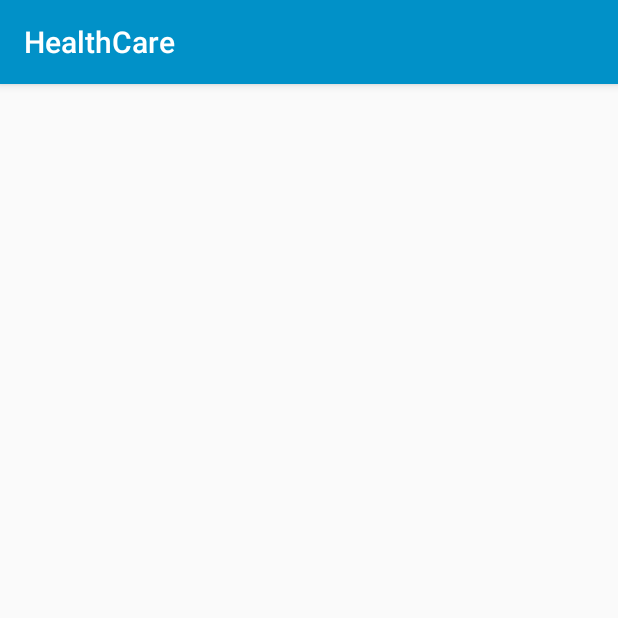
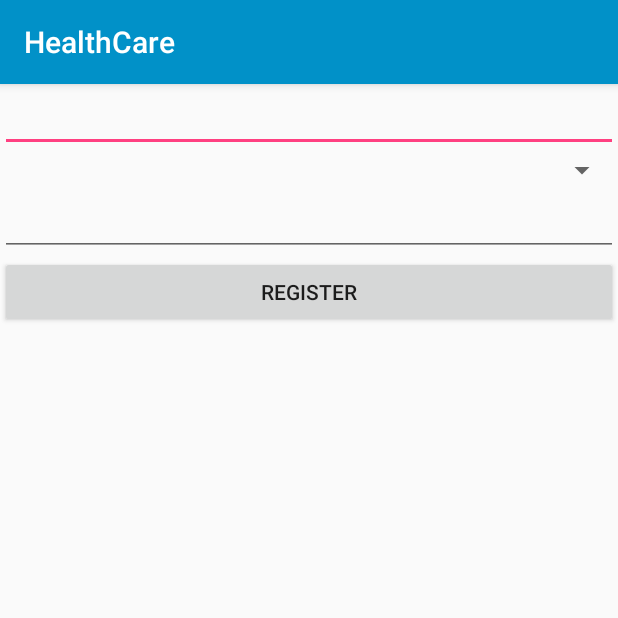
Before and after one commit to lakshay-chhikara/rajasthan_hackathon, an Android app: the screen it shows after launch (LoginActivity), on a phone screen of 412 x 824 dp, the top half of it. Run offline under Robolectric (Android 15) with nearby library versions, the phone set to English and light mode, and no system bars; our stand-ins replace ButterKnife.

Commit message:
first screen complete except for parsing

```diff
--- a/app/build.gradle
+++ b/app/build.gradle
@@ -30,5 +30,8 @@ dependencies {
     compile 'com.jakewharton:butterknife:8.5.1'
     annotationProcessor 'com.jakewharton:butterknife-compiler:8.5.1'
 
+    compile 'com.squareup.retrofit2:retrofit:2.2.0'
+    compile 'com.squareup.retrofit2:converter-scalars:2.2.0'
+
     testCompile 'junit:junit:4.12'
 }
--- a/app/src/main/AndroidManifest.xml
+++ b/app/src/main/AndroidManifest.xml
@@ -2,10 +2,7 @@
 <manifest xmlns:android="http://schemas.android.com/apk/res/android"
 		  package="com.example.healthcare">
 
-	<!-- To auto-complete the email text field in the login form with the user's emails -->
-	<uses-permission android:name="android.permission.GET_ACCOUNTS"/>
-	<uses-permission android:name="android.permission.READ_PROFILE"/>
-	<uses-permission android:name="android.permission.READ_CONTACTS"/>
+	<uses-permission android:name="android.permission.INTERNET"/>
 
 	<application
 		android:allowBackup="true"
--- a/app/src/main/java/com/example/healthcare/LoginActivity.java
+++ b/app/src/main/java/com/example/healthcare/LoginActivity.java
@@ -1,35 +1,80 @@
 package com.example.healthcare;
 
+import android.content.Intent;
 import android.os.Bundle;
-import android.os.PersistableBundle;
+import android.support.design.widget.Snackbar;
 import android.support.v7.app.AppCompatActivity;
 import android.text.Editable;
 import android.text.TextWatcher;
-import android.widget.TextView;
+import android.widget.ArrayAdapter;
+import android.widget.EditText;
+import android.widget.Spinner;
+
+import com.example.healthcare.activity.StaticContentActivity;
+import com.example.healthcare.services.BhamshahService;
+import com.example.healthcare.services.HealthCareService;
+
+import org.json.JSONArray;
+import org.json.JSONException;
+import org.json.JSONObject;
+
+import java.util.ArrayList;
+import java.util.List;
 
 import butterknife.BindView;
 import butterknife.ButterKnife;
+import butterknife.OnClick;
+import retrofit2.Call;
+import retrofit2.Callback;
+import retrofit2.Response;
+import retrofit2.Retrofit;
+import retrofit2.converter.scalars.ScalarsConverterFactory;
 
 public class LoginActivity extends AppCompatActivity {
 
-	@BindView(R.id.bhamshah_id_no)
-	TextView bhamshahIdNo;
+	@BindView(R.id.bhamashah_id_no)
+	EditText bhamashahIdNo;
 
 	@BindView(R.id.eligible_members)
-	TextView eligibleMembers;
+	Spinner eligibleMembers;
 
 	@BindView(R.id.pregnancy_weeks)
-	TextView pregnancyWeeks;
+	EditText pregnancyWeeks;
+
+	private Retrofit bhamashahRetrofit = new Retrofit.Builder()
+			.baseUrl("https://apitest.sewadwaar.rajasthan.gov.in")
+			.addConverterFactory(ScalarsConverterFactory.create())
+			.build();
+
+	private Retrofit healthCareRetrofit = new Retrofit.Builder()
+			.baseUrl("https://apitest.sewadwaar.rajasthan.gov.in")
+			.addConverterFactory(ScalarsConverterFactory.create())
+			.build();
+
+	private ArrayAdapter<String> eligibleMembersAdapter;
+
+	private String bhamashahId, dob, mId, pincode, address, name;
 
 	@Override
-	public void onCreate(Bundle savedInstanceState,
-			PersistableBundle persistentState) {
-		super.onCreate(savedInstanceState, persistentState);
+	public void onCreate(Bundle savedInstanceState) {
+		super.onCreate(savedInstanceState);
 		setContentView(R.layout.activity_login);
 
 		ButterKnife.bind(LoginActivity.this);
 
-		bhamshahIdNo.addTextChangedListener(
+		List<String> eligibleMembersList;
+		if (savedInstanceState != null) {
+			eligibleMembersList = new ArrayList<>();
+		} else {
+			eligibleMembersList = new ArrayList<>();
+		}
+		eligibleMembersAdapter = new ArrayAdapter<String>(
+				LoginActivity.this,
+				android.R.layout.simple_list_item_1,
+				android.R.id.text1,
+				eligibleMembersList);
+
+		bhamashahIdNo.addTextChangedListener(
 				new TextWatcher() {
 					@Override
 					public void beforeTextChanged(CharSequence s, int start,
@@ -43,8 +88,64 @@ public class LoginActivity extends AppCompatActivity {
 
 					@Override
 					public void afterTextChanged(Editable s) {
+						int bhamashahMaxLimit = getResources().getInteger(R.integer.bhamashah_max_limit);
+						if (s.length() == bhamashahMaxLimit) {
+							eligibleMembersAdapter.clear();
+							final String bhamashahIdNo = s.toString();
+							BhamshahService bhamashahService =
+									bhamashahRetrofit.create(BhamshahService.class);
+							bhamashahService.
+									getInfo(bhamashahIdNo).enqueue(
+									new Callback<String>() {
+										@Override
+										public void onResponse(Call<String> call, Response<String> response) {
+											try {
+												JSONObject resp = new JSONObject(response.body());
+												JSONArray members = resp.getJSONArray("family_Details");
+												for (int i = 0; i < members.length(); ++i) {
+													JSONObject member = members.getJSONObject(i);
+													String name = member.getString("NAME_ENG");
+													eligibleMembersAdapter.add(name);
+												}
+											} catch (JSONException e) {
+												e.printStackTrace();
+											}
+											eligibleMembers.setAdapter(eligibleMembersAdapter);
+										}
+
+										@Override
+										public void onFailure(Call<String> call, Throwable t) {
+											Snackbar.make(eligibleMembers,
+													R.string.unable_to_fetch,
+													Snackbar.LENGTH_SHORT)
+												.show();
+										}
+									}
+							);
+						}
 					}
 				}
 		);
 	}
+
+	@OnClick(R.id.register)
+	public void register() {
+		HealthCareService healthCareService =
+				healthCareRetrofit.create(HealthCareService.class);
+		healthCareService.register(bhamashahIdNo.getText().toString(),
+				bhamashahId, dob, mId, pincode, address, name,
+				Integer.valueOf(pregnancyWeeks.getText().toString())).enqueue(
+			new Callback<String>() {
+				@Override
+				public void onResponse(Call<String> call, Response<String> response) {
+					Intent staticContentActivity = new Intent(
+							LoginActivity.this, StaticContentActivity.class);
+					startActivity(staticContentActivity);
+				}
+
+				@Override
+				public void onFailure(Call<String> call, Throwable t) {
+				}
+			});
+	}
 }
--- /dev/null
+++ b/app/src/main/java/com/example/healthcare/services/BhamshahService.java
@@ -0,0 +1,12 @@
+package com.example.healthcare.services;
+
+import retrofit2.Call;
+import retrofit2.http.GET;
+import retrofit2.http.Path;
+
+public interface BhamshahService {
+
+	@GET("app/live/Service/hofAndMember/ForApp/{bhamashahIdNo}?" +
+			"client_id=ad7288a4-7764-436d-a727-783a977f1fe1")
+	Call<String> getInfo(@Path("bhamashahIdNo") String bhamashahIdNo);
+}
--- /dev/null
+++ b/app/src/main/java/com/example/healthcare/services/HealthCareService.java
@@ -0,0 +1,18 @@
+package com.example.healthcare.services;
+
+import retrofit2.Call;
+import retrofit2.http.Field;
+import retrofit2.http.GET;
+
+public interface HealthCareService {
+
+	@GET("register")
+	Call<String> register(@Field("bhamashahIdNo") String bhamashahIdNo,
+			@Field("bhamashahId") String bhamashahId,
+			@Field("dob") String dob,
+			@Field("mid") String mId,
+			@Field("pincode") String pincode,
+			@Field("address") String address,
+			@Field("name") String name,
+			@Field("pregnancyWeeks") int pregnancyWeeks);
+}
--- a/app/src/main/res/layout/activity_login.xml
+++ b/app/src/main/res/layout/activity_login.xml
@@ -1,22 +1,33 @@
 <?xml version="1.0" encoding="utf-8"?>
 <LinearLayout xmlns:android="http://schemas.android.com/apk/res/android"
 	android:layout_width="match_parent"
-	android:layout_height="match_parent">
+	android:layout_height="match_parent"
+	android:orientation="vertical">
 
-	<TextView
-		android:id="@+id/bhamshah_id_no"
+	<EditText
+		android:id="@+id/bhamashah_id_no"
 		android:layout_width="match_parent"
-		android:layout_height="wrap_content"/>
+		android:layout_height="wrap_content"
+		android:inputType="text"
+		android:maxLines="1"
+		android:maxLength="@integer/bhamashah_max_limit"/>
 
-	<ExpandableListView
+	<Spinner
 		android:id="@+id/eligible_members"
 		android:layout_width="match_parent"
 		android:layout_height="wrap_content"/>
 
-	<TextView
+	<EditText
 		android:id="@+id/pregnancy_weeks"
 		android:layout_width="match_parent"
 		android:layout_height="wrap_content"
-		android:inputType="number"/>
+		android:inputType="number"
+		android:maxLength="2"/>
+
+	<Button
+		android:id="@+id/register"
+		android:layout_width="match_parent"
+		android:layout_height="wrap_content"
+		android:text="Register"/>
 
 </LinearLayout>
--- /dev/null
+++ b/app/src/main/res/values/integers.xml
@@ -0,0 +1,4 @@
+<?xml version="1.0" encoding="utf-8"?>
+<resources>
+	<integer name="bhamashah_max_limit">7</integer>
+</resources>
--- a/app/src/main/res/values/strings.xml
+++ b/app/src/main/res/values/strings.xml
@@ -14,4 +14,6 @@
 		providing email completions."
 	</string>
 	<string name="ok_got_it">Ok Got It</string>
+
+	<string name="unable_to_fetch">Unable to fetch members</string>
 </resources>
```
